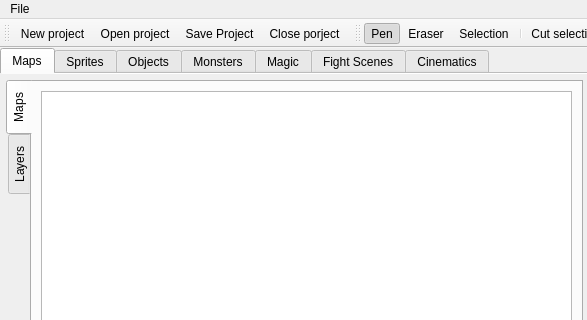
The window that forms/GeneralWindow.ui (PtiLuky/dummyeditor) describes before a commit, drawn with Qt 5; both pictures show x 0 to 587 and y 0 to 320 of the 1084 by 756 pixel window.
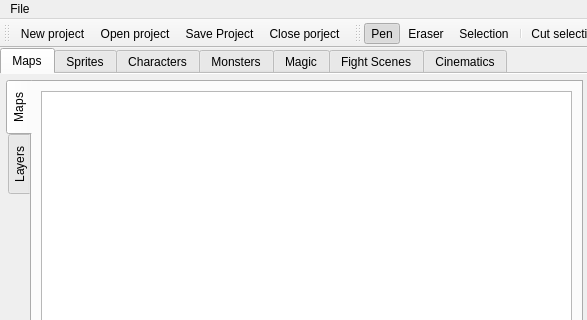
The same window after the commit. Icons and pictures are not drawn. Custom widgets are drawn as their Qt base class.

Commit message: UI for Character Creation

```diff
--- a/forms/GeneralWindow.ui
+++ b/forms/GeneralWindow.ui
@@ -266,9 +266,9 @@
         <string>Sprites</string>
        </attribute>
       </widget>
-      <widget class="QWidget" name="tab_object">
+      <widget class="Editor::CharactersWidget" name="tab_chars">
        <attribute name="title">
-        <string>Objects</string>
+        <string>Characters</string>
        </attribute>
       </widget>
       <widget class="QWidget" name="tab_monsters">
@@ -605,6 +605,12 @@
    <header>widgets/spritesWidget.hpp</header>
    <container>1</container>
   </customwidget>
+  <customwidget>
+   <class>Editor::CharactersWidget</class>
+   <extends>QWidget</extends>
+   <header>widgets/charactersWidget.hpp</header>
+   <container>1</container>
+  </customwidget>
  </customwidgets>
  <resources>
   <include location="../icons.qrc"/>
```
The commit also changes 9 other files.
